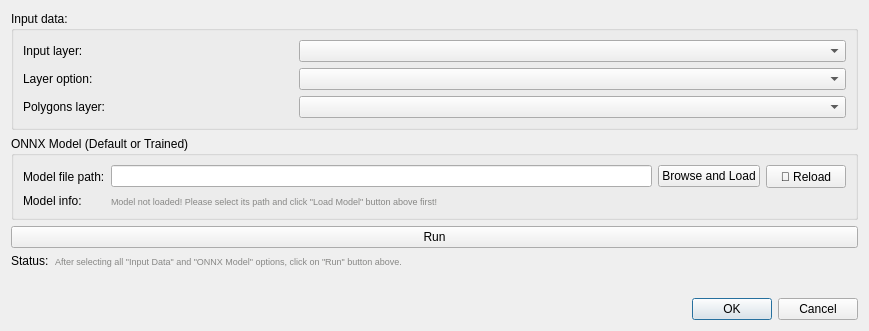
First picture: the form in segment_anything_dialog_base.ui, repository INF800/qgis_segment_anything, before the edit.
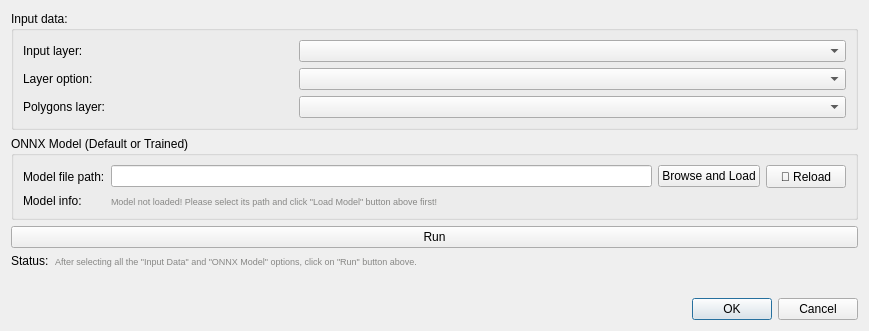
Second picture: the form after the edit. Custom widgets are drawn as their Qt base class.

Commit message: chore: check git connection

```diff
--- a/segment_anything_dialog_base.ui
+++ b/segment_anything_dialog_base.ui
@@ -176,7 +176,7 @@
       <string notr="true">color: rgb(135, 135, 133);</string>
      </property>
      <property name="text">
-      <string>After selecting all &quot;Input Data&quot; and &quot;ONNX Model&quot; options, click on &quot;Run&quot; button above.</string>
+      <string>After selecting all the &quot;Input Data&quot; and &quot;ONNX Model&quot; options, click on &quot;Run&quot; button above.</string>
      </property>
      <property name="wordWrap">
       <bool>true</bool>
```
